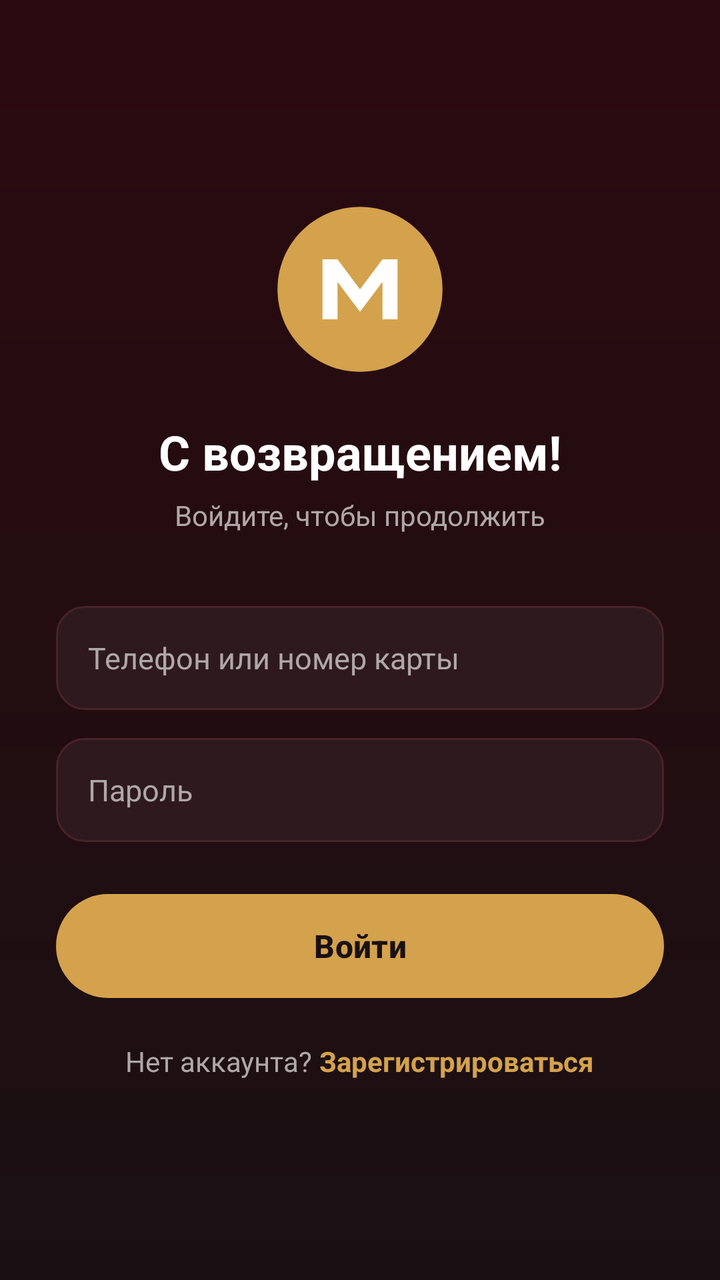
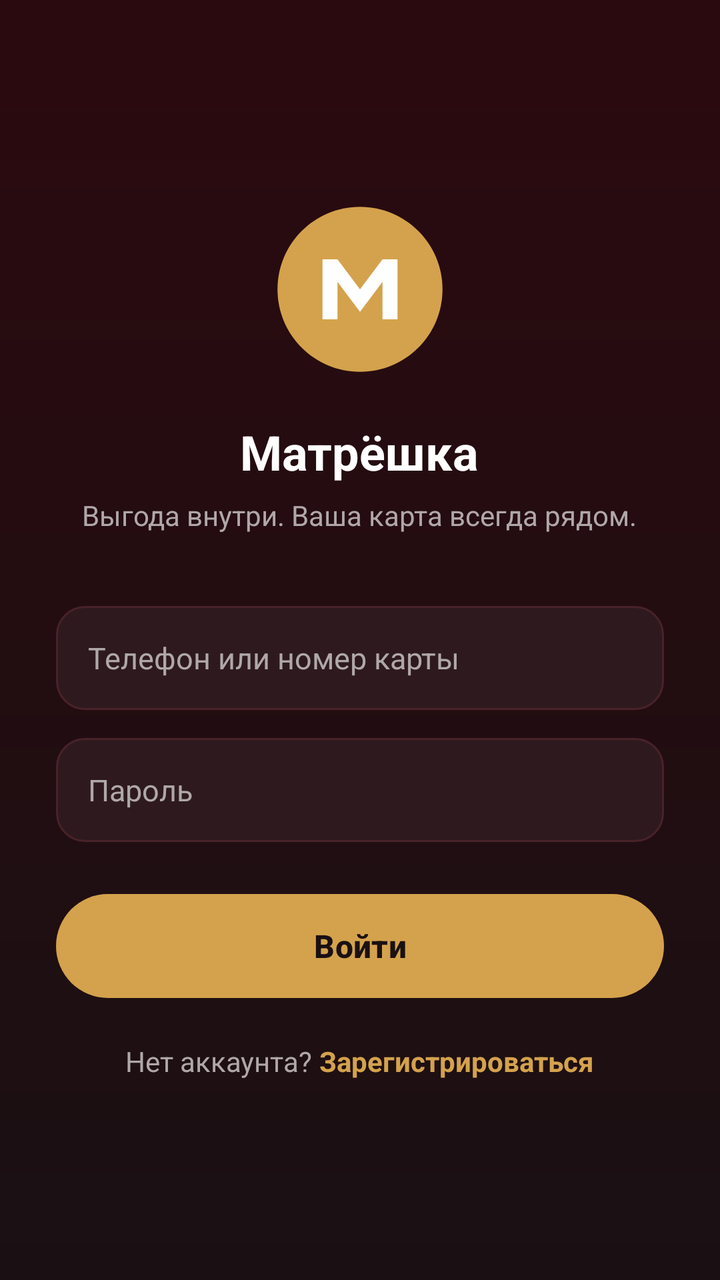

Before-and-after screenshots of an Android layout around one commit, followed by the original layout XML and the change that was made.
<!-- AndroidManifest.xml: activity theme Theme.Karta -->
<!-- res/layout/activity_login.xml -->
<?xml version="1.0" encoding="utf-8"?>
<ScrollView xmlns:android="http://schemas.android.com/apk/res/android"
    android:layout_width="match_parent"
    android:layout_height="match_parent"
    android:background="@drawable/bg_gradient_main"
    android:fillViewport="true">

    <LinearLayout
        android:layout_width="match_parent"
        android:layout_height="match_parent"
        android:orientation="vertical"
        android:gravity="center_horizontal"
        android:padding="28dp">

        <View
            android:layout_width="0dp"
            android:layout_height="0dp"
            android:layout_weight="1" />

        
        <ImageView
            android:layout_width="90dp"
            android:layout_height="90dp"
            android:src="@drawable/ic_logo_m" />

        <TextView
            android:layout_width="wrap_content"
            android:layout_height="wrap_content"
            android:layout_marginTop="20dp"
            android:text="С возвращением!"
            android:textColor="@color/text_white"
            android:textSize="24sp"
            android:textStyle="bold" />

        <TextView
            android:layout_width="wrap_content"
            android:layout_height="wrap_content"
            android:layout_marginTop="6dp"
            android:text="Войдите, чтобы продолжить"
            android:textColor="@color/text_gray"
            android:textSize="14sp" />

        
        <EditText
            android:id="@+id/etLoginIdentifier"
            android:layout_width="match_parent"
            android:layout_height="52dp"
            android:layout_marginTop="36dp"
            android:background="@drawable/bg_edittext"
            android:hint="Телефон или номер карты"
            android:inputType="text"
            android:paddingStart="16dp"
            android:paddingEnd="16dp"
            android:textColor="@color/text_white"
            android:textColorHint="@color/text_gray"
            android:textSize="15sp" />

        
        <EditText
            android:id="@+id/etLoginPassword"
            android:layout_width="match_parent"
            android:layout_height="52dp"
            android:layout_marginTop="14dp"
            android:background="@drawable/bg_edittext"
            android:hint="Пароль"
            android:inputType="textPassword"
            android:paddingStart="16dp"
            android:paddingEnd="16dp"
            android:textColor="@color/text_white"
            android:textColorHint="@color/text_gray"
            android:textSize="15sp" />

        
        <Button
            android:id="@+id/btnLogin"
            android:layout_width="match_parent"
            android:layout_height="52dp"
            android:layout_marginTop="26dp"
            android:background="@drawable/bg_button_white_ripple"
            android:text="Войти"
            android:textAllCaps="false"
            android:textColor="#1A1013"
            android:textSize="16sp"
            android:textStyle="bold" />

        
        <LinearLayout
            android:layout_width="wrap_content"
            android:layout_height="wrap_content"
            android:layout_marginTop="22dp"
            android:orientation="horizontal">

            <TextView
                android:layout_width="wrap_content"
                android:layout_height="wrap_content"
                android:text="Нет аккаунта? "
                android:textColor="@color/text_gray"
                android:textSize="14sp" />

            <TextView
                android:id="@+id/tvGoRegister"
                android:layout_width="wrap_content"
                android:layout_height="wrap_content"
                android:clickable="true"
                android:focusable="true"
                android:text="Зарегистрироваться"
                android:textColor="@color/gold_accent"
                android:textSize="14sp"
                android:textStyle="bold" />
        </LinearLayout>

        <View
            android:layout_width="0dp"
            android:layout_height="0dp"
            android:layout_weight="1" />

    </LinearLayout>
</ScrollView>
<!-- resources referenced by this layout -->
<resources>
  <color name="gold_accent">#D4A24C</color>
  <color name="text_gray">#B0A8A8</color>
  <color name="text_white">#FFFFFF</color>
  <!-- drawable bg_button_white_ripple (drawable) -->
  <?xml version="1.0" encoding="utf-8"?>
  <ripple xmlns:android="http://schemas.android.com/apk/res/android"
      android:color="#30000000">
      <item android:drawable="@drawable/bg_button_white" />
  </ripple>
  <!-- drawable bg_edittext (drawable) -->
  <?xml version="1.0" encoding="utf-8"?>
  <shape xmlns:android="http://schemas.android.com/apk/res/android">
      <solid android:color="@color/card_bg_light" />
      <corners android:radius="14dp" />
      <stroke android:width="1dp" android:color="#4A2229" />
  </shape>
  <!-- drawable bg_gradient_main (drawable) -->
  <?xml version="1.0" encoding="utf-8"?>
  <shape xmlns:android="http://schemas.android.com/apk/res/android">
      <gradient
          android:startColor="@color/bg_dark_top"
          android:endColor="@color/bg_dark_bottom"
          android:angle="270" />
  </shape>
  <!-- drawable ic_logo_m (drawable) -->
  <vector xmlns:android="http://schemas.android.com/apk/res/android"
      android:width="48dp"
      android:height="48dp"
      android:viewportWidth="48"
      android:viewportHeight="48">
      <path
          android:fillColor="#D4A24C"
          android:pathData="M24,2C11.85,2 2,11.85 2,24C2,36.15 11.85,46 24,46C36.15,46 46,36.15 46,24C46,11.85 36.15,2 24,2Z" />
      <path
          android:fillColor="#FFFFFF"
          android:pathData="M14,32V16H18L24,24L30,16H34V32H30V22L24,30L18,22V32H14Z" />
  </vector>
  <style name="Theme.Karta" parent="Theme.Material3.DayNight.NoActionBar">
          <item name="android:statusBarColor">@color/bg_dark_top</item>
          <item name="android:windowBackground">@color/bg_dark_top</item>
          <item name="colorPrimary">@color/gold_accent</item>
          <item name="colorPrimaryVariant">@color/orange_accent</item>
          <item name="colorOnPrimary">@color/text_white</item>
      </style>
  <!-- drawable bg_button_white (drawable) -->
  <?xml version="1.0" encoding="utf-8"?>
  <shape xmlns:android="http://schemas.android.com/apk/res/android">
      <solid android:color="@color/white" />
      <corners android:radius="28dp" />
  </shape>
  <color name="card_bg_light">#2E1A1E</color>
  <color name="bg_dark_top">#2B0A0F</color>
  <color name="bg_dark_bottom">#1A1013</color>
  <color name="orange_accent">#E8973A</color>
  <color name="white">#FFFFFF</color>
</resources>

<!-- the commit's change to res/layout/activity_login.xml (unified diff, before → after) -->
@@ -27,7 +27,7 @@
             android:layout_width="wrap_content"
             android:layout_height="wrap_content"
             android:layout_marginTop="20dp"
-            android:text="С возвращением!"
+            android:text="Матрёшка"
             android:textColor="@color/text_white"
             android:textSize="24sp"
             android:textStyle="bold" />
@@ -36,7 +36,7 @@
             android:layout_width="wrap_content"
             android:layout_height="wrap_content"
             android:layout_marginTop="6dp"
-            android:text="Войдите, чтобы продолжить"
+            android:text="Выгода внутри. Ваша карта всегда рядом."
             android:textColor="@color/text_gray"
             android:textSize="14sp" />
 
<!-- resource entries referenced after the edit -->
@@ -37,7 +37,7 @@
           android:fillColor="#FFFFFF"
           android:pathData="M14,32V16H18L24,24L30,16H34V32H30V22L24,30L18,22V32H14Z" />
   </vector>
-  <style name="Theme.Karta" parent="Theme.Material3.DayNight.NoActionBar">
+  <style name="Theme.Karta" parent="Theme.Material3.Dark.NoActionBar">
           <item name="android:statusBarColor">@color/bg_dark_top</item>
           <item name="android:windowBackground">@color/bg_dark_top</item>
           <item name="colorPrimary">@color/gold_accent</item>
